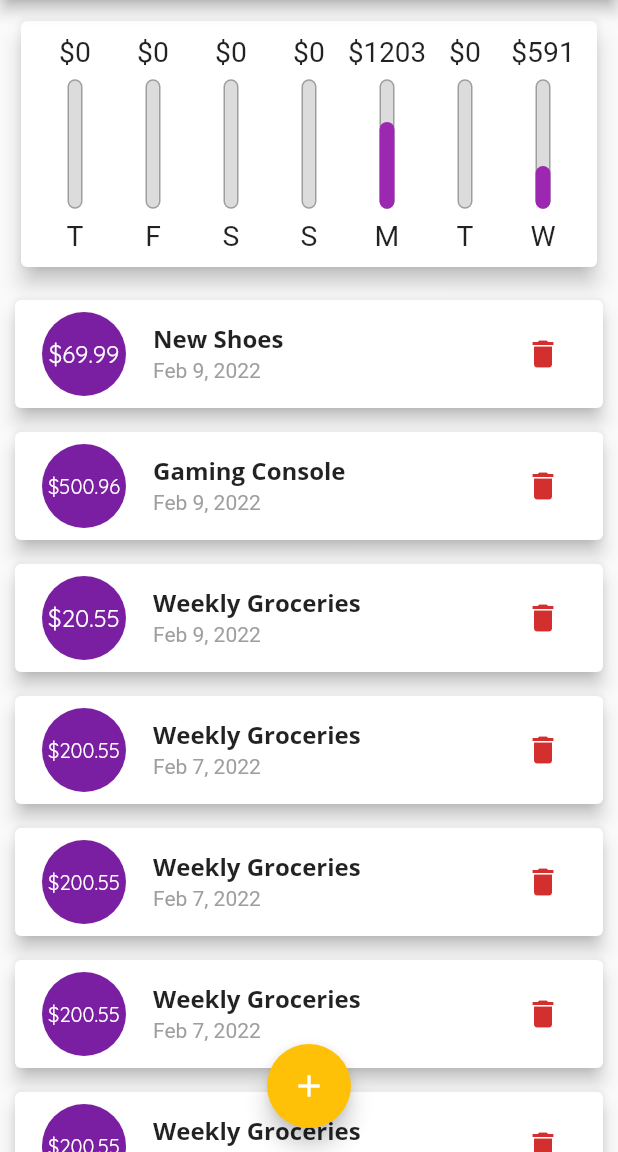
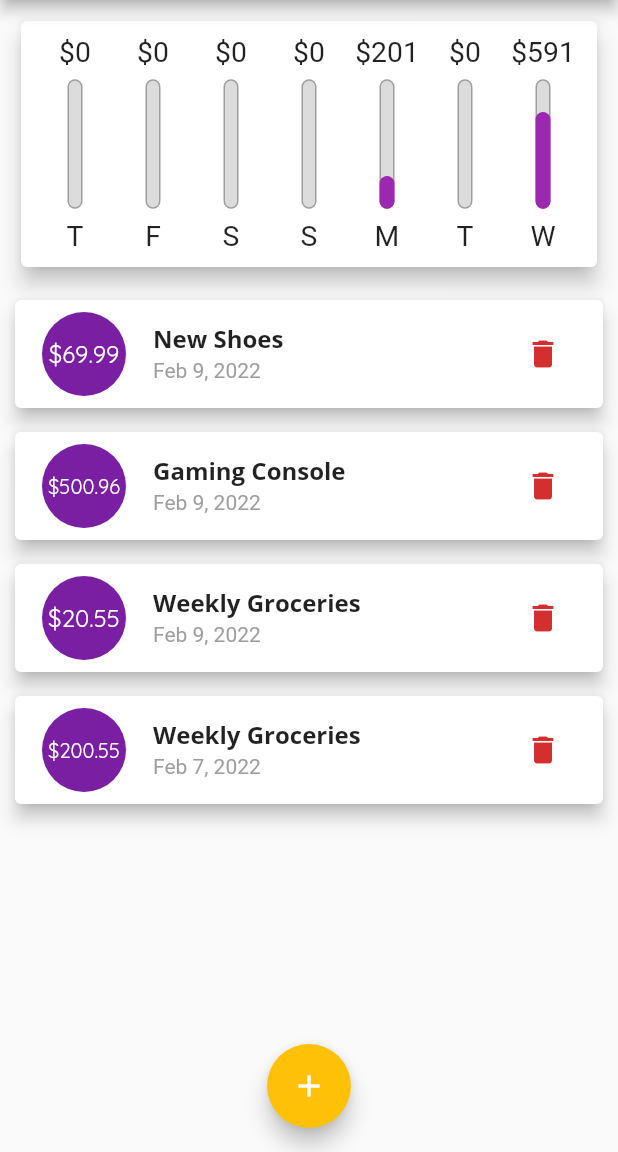
Before and after one commit to akanshSirohi/Personal-Expenses, a Flutter app: the screen it shows after launch, on a phone screen of 412 x 824 dp, the part 84-1236 px from its top. Run offline on Flutter 3.47's test engine with Material 2 defaults, Android fonts, the phone set to English and light mode, and no system bars.

```diff
--- a/lib/main.dart
+++ b/lib/main.dart
@@ -1,3 +1,5 @@
+import 'dart:io';
+
 import 'package:flutter/material.dart';
 
 import './models/transaction.dart';
@@ -74,36 +76,6 @@ class _MyHomePageState extends State<MyHomePage> {
       amount: 200.55,
       date: DateTime.now().subtract(Duration(days: 2)),
     ),
-    Transaction(
-      id: 't5',
-      title: 'Weekly Groceries',
-      amount: 200.55,
-      date: DateTime.now().subtract(Duration(days: 2)),
-    ),
-    Transaction(
-      id: 't6',
-      title: 'Weekly Groceries',
-      amount: 200.55,
-      date: DateTime.now().subtract(Duration(days: 2)),
-    ),
-    Transaction(
-      id: 't7',
-      title: 'Weekly Groceries',
-      amount: 200.55,
-      date: DateTime.now().subtract(Duration(days: 2)),
-    ),
-    Transaction(
-      id: 't8',
-      title: 'Weekly Groceries',
-      amount: 200.55,
-      date: DateTime.now().subtract(Duration(days: 2)),
-    ),
-    Transaction(
-      id: 't9',
-      title: 'Weekly Groceries',
-      amount: 200.55,
-      date: DateTime.now().subtract(Duration(days: 2)),
-    )
   ];
   bool _showChart = true;
 
@@ -158,7 +130,6 @@ class _MyHomePageState extends State<MyHomePage> {
     final appBar = AppBar(
       title: Text('Personal Expenses'),
       actions: [
-        // Switch(value: false, onChanged: (e) {}),
         if (isLandscape)
           Row(
             mainAxisAlignment: MainAxisAlignment.center,
@@ -208,10 +179,12 @@ class _MyHomePageState extends State<MyHomePage> {
           ],
         ),
       ),
-      floatingActionButton: FloatingActionButton(
-        onPressed: () => startAddNewTransaction(context),
-        child: Icon(Icons.add),
-      ),
+      floatingActionButton: Platform.isAndroid
+          ? FloatingActionButton(
+              onPressed: () => startAddNewTransaction(context),
+              child: Icon(Icons.add),
+            )
+          : Container(),
       floatingActionButtonLocation: FloatingActionButtonLocation.centerFloat,
     );
   }
--- /dev/null
+++ b/lib/widgets/transaction_item.dart
@@ -0,0 +1,59 @@
+import 'package:flutter/material.dart';
+import 'package:intl/intl.dart';
+
+import '../models/transaction.dart';
+
+class TransactionItem extends StatelessWidget {
+  const TransactionItem({
+    Key? key,
+    required this.transaction,
+    required this.deleteTransaction,
+  }) : super(key: key);
+
+  final Transaction transaction;
+  final Function(String id) deleteTransaction;
+
+  @override
+  Widget build(BuildContext context) {
+    return Card(
+      margin: EdgeInsets.symmetric(vertical: 8, horizontal: 10),
+      elevation: 5,
+      child: ListTile(
+        leading: CircleAvatar(
+          radius: 30,
+          child: Padding(
+            padding: const EdgeInsets.all(6),
+            child: FittedBox(
+              child: Text("\$${transaction.amount.toStringAsFixed(2)}"),
+            ),
+          ),
+        ),
+        title: Text(
+          transaction.title,
+          style: Theme.of(context).textTheme.headline6,
+        ),
+        subtitle: Text(
+          DateFormat.yMMMd().format(transaction.date),
+          style: TextStyle(
+            color: Colors.grey,
+          ),
+        ),
+        trailing: MediaQuery.of(context).size.width > 500
+            ? ElevatedButton.icon(
+                onPressed: () => deleteTransaction(transaction.id),
+                icon: Icon(Icons.delete),
+                style: ElevatedButton.styleFrom(
+                    primary: Theme.of(context).errorColor),
+                label: Text("Delete"),
+              )
+            : IconButton(
+                icon: Icon(
+                  Icons.delete,
+                  color: Theme.of(context).errorColor,
+                ),
+                onPressed: () => deleteTransaction(transaction.id),
+              ),
+      ),
+    );
+  }
+}
--- a/lib/widgets/transaction_list.dart
+++ b/lib/widgets/transaction_list.dart
@@ -1,6 +1,6 @@
 import 'package:flutter/material.dart';
-import 'package:intl/intl.dart';
 
+import './transaction_item.dart';
 import '../models/transaction.dart';
 
 class TransactionList extends StatelessWidget {
@@ -35,50 +35,9 @@ class TransactionList extends StatelessWidget {
           })
         : ListView.builder(
             itemBuilder: (ctx, index) {
-              return Card(
-                margin: EdgeInsets.symmetric(vertical: 8, horizontal: 10),
-                elevation: 5,
-                child: ListTile(
-                  leading: CircleAvatar(
-                    radius: 30,
-                    child: Padding(
-                      padding: const EdgeInsets.all(6),
-                      child: FittedBox(
-                        child: Text(
-                            "\$${transactions[index].amount.toStringAsFixed(2)}"),
-                      ),
-                    ),
-                  ),
-                  title: Text(
-                    transactions[index].title,
-                    style: Theme.of(context).textTheme.headline6,
-                  ),
-                  subtitle: Text(
-                    DateFormat.yMMMd().format(transactions[index].date),
-                    style: TextStyle(
-                      color: Colors.grey,
-                    ),
-                  ),
-                  trailing: MediaQuery.of(context).size.width > 500
-                      ? ElevatedButton.icon(
-                          onPressed: () =>
-                              deleteTransaction(transactions[index].id),
-                          icon: Icon(Icons.delete),
-                          style: ElevatedButton.styleFrom(
-                              primary: Theme.of(context).errorColor),
-                          label: Text("Delete"),
-                        )
-                      : IconButton(
-                          icon: Icon(
-                            Icons.delete,
-                            color: Theme.of(context).errorColor,
-                          ),
-                          onPressed: () =>
-                              deleteTransaction(transactions[index].id),
-                        ),
-                ),
-              );
-              // Custom Tile
+              return TransactionItem(
+                  transaction: transactions[index],
+                  deleteTransaction: deleteTransaction);
             },
             itemCount: transactions.length,
           );
```
Also changed, not shown: pubspec.lock.
